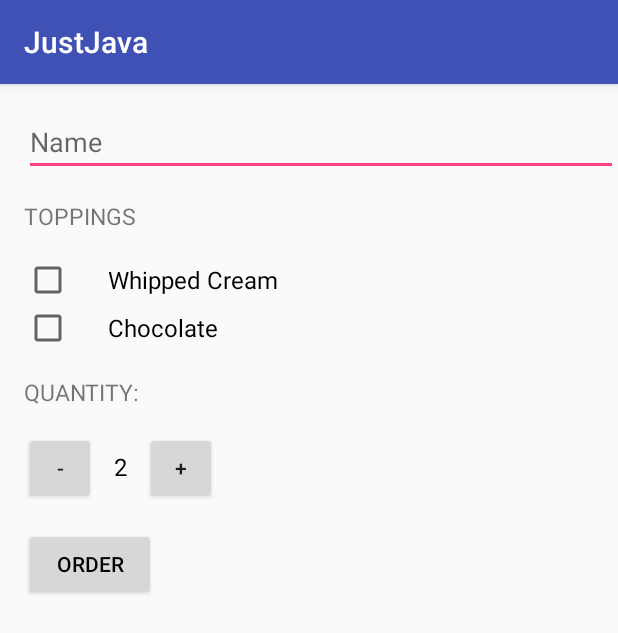
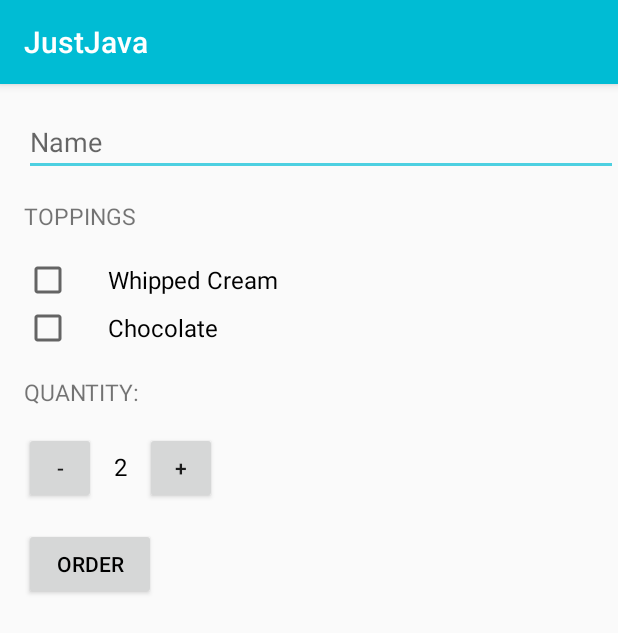
Before and after one commit to joachimharms/JustJava, an Android app: the screen it shows after launch (MainActivity), on a phone screen of 412 x 824 dp. Shown: the top 633 px of the screen. Run offline under Robolectric (Android 15) with nearby library versions, the phone set to English and light mode, and no system bars.

Commit message:
Finish project - done

```diff
--- a/app/src/main/res/layout/activity_main.xml
+++ b/app/src/main/res/layout/activity_main.xml
@@ -22,13 +22,13 @@
             android:textAllCaps="false"/>
 
         <TextView
+            style="@style/HeaderTextStyle"
             android:layout_width="wrap_content"
             android:layout_height="wrap_content"
             android:paddingBottom="16dp"
             android:paddingLeft="16dp"
             android:paddingTop="16dp"
             android:text="@string/toppings"
-            style="@style/HeaderTextStyle"
             />
 
         <CheckBox
@@ -54,13 +54,13 @@
             />
 
         <TextView
+            style="@style/HeaderTextStyle"
             android:layout_width="wrap_content"
             android:layout_height="wrap_content"
             android:paddingBottom="16dp"
             android:paddingLeft="16dp"
             android:paddingTop="16dp"
             android:text="@string/quantity"
-            style="@style/HeaderTextStyle"
             />
 
         <LinearLayout
--- a/app/src/main/res/values/styles.xml
+++ b/app/src/main/res/values/styles.xml
@@ -1,11 +1,10 @@
 <resources>
-
     <!-- Base application theme. -->
     <style name="AppTheme" parent="Theme.AppCompat.Light.DarkActionBar">
         <!-- Customize your theme here. -->
-        <item name="colorPrimary">@color/colorPrimary</item>
-        <item name="colorPrimaryDark">@color/colorPrimaryDark</item>
-        <item name="colorAccent">@color/colorAccent</item>
+        <item name="colorPrimary">#00BCD4</item>
+        <item name="colorPrimaryDark">#0097A7</item>
+        <item name="colorAccent">#4DD0E1</item>
     </style>
     <!--Style for a header TextView-->
     <style name="HeaderTextStyle">
@@ -15,9 +14,4 @@
         <item name="android:textAllCaps">true</item>
         <item name="android:textSize">15sp</item>
     </style>
-
-
-
-
-
 </resources>
```
